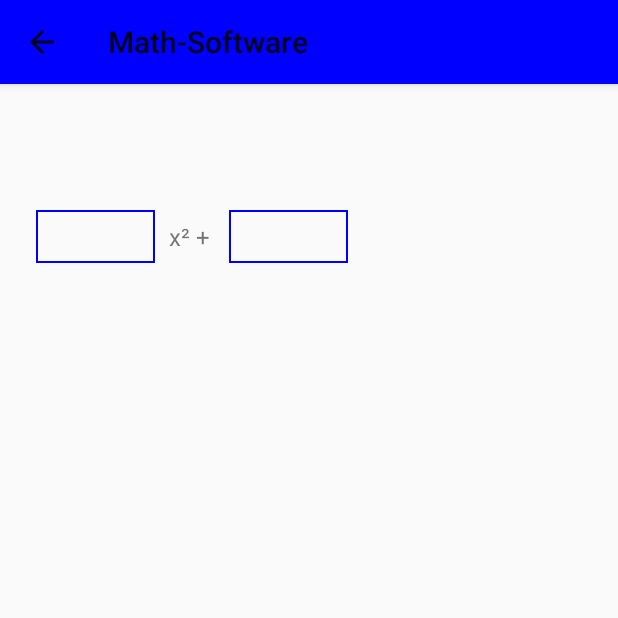
After one commit to OmarElHussein/Mathprojekt_V2.0, an Android app: the QuadratischeGleichungenRechnerActivity screen opened directly, with no data from a screen before it, on a phone screen of 412 x 824 dp, the top half of it. The commit adds this screen. Run offline under Robolectric (Android 15) with nearby library versions, the phone set to English and light mode, and no system bars; Roboto replaces fonts that are not available here.

Commit message:
Quadratische Gleichungen Klassen erstellt

```diff
--- a/app/src/main/java/com/wipd/schulprojekt_mathe/prozesseClasses/ProzessePageActivity.java
+++ b/app/src/main/java/com/wipd/schulprojekt_mathe/prozesseClasses/ProzessePageActivity.java
@@ -1,6 +1,7 @@
 package com.wipd.schulprojekt_mathe.prozesseClasses;
 
 import android.content.Intent;
+import android.support.v7.app.ActionBar;
 import android.support.v7.app.AppCompatActivity;
 import android.os.Bundle;
 import android.view.MenuItem;
--- /dev/null
+++ b/app/src/main/java/com/wipd/schulprojekt_mathe/quadratischeGleichungenClasses/QuadratischeGleichungenRechnerActivity.java
@@ -0,0 +1,24 @@
+package com.wipd.schulprojekt_mathe.quadratischeGleichungenClasses;
+
+import android.support.v7.app.AppCompatActivity;
+import android.os.Bundle;
+import android.view.MenuItem;
+
+import com.wipd.schulprojekt_mathe.R;
+
+public class QuadratischeGleichungenRechnerActivity extends AppCompatActivity {
+
+    @Override
+    protected void onCreate(Bundle savedInstanceState) {
+        super.onCreate(savedInstanceState);
+        setContentView(R.layout.activity_quadratische_gleichungen_rechner);
+
+        getSupportActionBar().setDisplayHomeAsUpEnabled(true);
+    }
+
+    @Override
+    public boolean onOptionsItemSelected(MenuItem item) {
+        onBackPressed();
+        return true;
+    }
+}
--- a/app/src/main/java/com/wipd/schulprojekt_mathe/statistikClasses/StatistikRechnerActivity.java
+++ b/app/src/main/java/com/wipd/schulprojekt_mathe/statistikClasses/StatistikRechnerActivity.java
@@ -34,6 +34,8 @@ public class StatistikRechnerActivity extends AppCompatActivity {
 
         textViewInfoCounter = findViewById(R.id.textViewInfoCounter);
         textViewGroessteZahl = findViewById(R.id.textViewGroessteZahl);
+
+
 
 
         i = 0;
--- /dev/null
+++ b/app/src/main/res/layout/activity_quadratische_gleichungen_rechner.xml
@@ -0,0 +1,49 @@
+<?xml version="1.0" encoding="utf-8"?>
+<android.support.constraint.ConstraintLayout xmlns:android="http://schemas.android.com/apk/res/android"
+    xmlns:app="http://schemas.android.com/apk/res-auto"
+    xmlns:tools="http://schemas.android.com/tools"
+    android:layout_width="match_parent"
+    android:layout_height="match_parent"
+    tools:context=".quadratischeGleichungenClasses.QuadratischeGleichungenRechnerActivity">
+
+    <EditText
+        android:id="@+id/editText"
+        android:layout_width="79dp"
+        android:layout_height="0dp"
+        android:layout_marginStart="8dp"
+        android:layout_marginTop="84dp"
+        android:background="@drawable/edit_text_rectangle_with_border_shape"
+        android:ems="10"
+        android:inputType="numberDecimal"
+        app:layout_constraintBottom_toBottomOf="@+id/editText2"
+        app:layout_constraintStart_toEndOf="@+id/textView"
+        app:layout_constraintTop_toTopOf="parent" />
+
+    <EditText
+        android:id="@+id/editText2"
+        android:layout_width="79dp"
+        android:layout_height="35dp"
+        android:layout_marginStart="24dp"
+        android:layout_marginTop="84dp"
+        android:layout_marginEnd="8dp"
+        android:background="@drawable/edit_text_rectangle_with_border_shape"
+        android:ems="10"
+        android:inputType="numberDecimal"
+        app:layout_constraintEnd_toStartOf="@+id/textView"
+        app:layout_constraintStart_toStartOf="parent"
+        app:layout_constraintTop_toTopOf="parent" />
+
+    <TextView
+        android:id="@+id/textView"
+        android:layout_width="33dp"
+        android:layout_height="0dp"
+        android:layout_marginEnd="8dp"
+        android:text="x² + "
+        android:textSize="16sp"
+        android:textAlignment="center"
+        android:gravity="center"
+        app:layout_constraintBottom_toBottomOf="@+id/editText2"
+        app:layout_constraintEnd_toStartOf="@+id/editText"
+        app:layout_constraintStart_toEndOf="@+id/editText2"
+        app:layout_constraintTop_toTopOf="@+id/editText" />
+</android.support.constraint.ConstraintLayout>
--- a/app/src/main/res/layout/activity_start_page.xml
+++ b/app/src/main/res/layout/activity_start_page.xml
@@ -45,7 +45,7 @@
             android:layout_marginTop="64dp"
             android:background="@drawable/button_round_shape"
             android:contentDescription="Quadratische Gleichungen"
-
+            android:onClick="openQuadratischeGleichungenPageActivity"
             android:src="@mipmap/ic_math"
             app:layout_constraintStart_toEndOf="@+id/btnProzesse"
             app:layout_constraintTop_toBottomOf="@+id/btnProzesse" />
--- a/app/src/main/res/values/styles.xml
+++ b/app/src/main/res/values/styles.xml
@@ -8,5 +8,4 @@
         <item name="colorAccent">@color/colorBlue</item>
     </style>
 
-
 </resources>
```
Also changed, not shown: app/src/main/AndroidManifest.xml (+18 -9 lines), app/src/main/java/com/wipd/schulprojekt_mathe/StartPageActivity.java (+8 -8 lines), app/src/main/java/com/wipd/schulprojekt_mathe/quadratischeGleichungenClasses/QuadratischeGleichungenPageActivity.java (added, +31 -0 lines), app/src/main/res/drawable/button_round_edges_top_bottom.xml (added, +18 -0 lines), app/src/main/res/layout/activity_quadratische_gleichungen_page.xml (added, +20 -0 lines).
